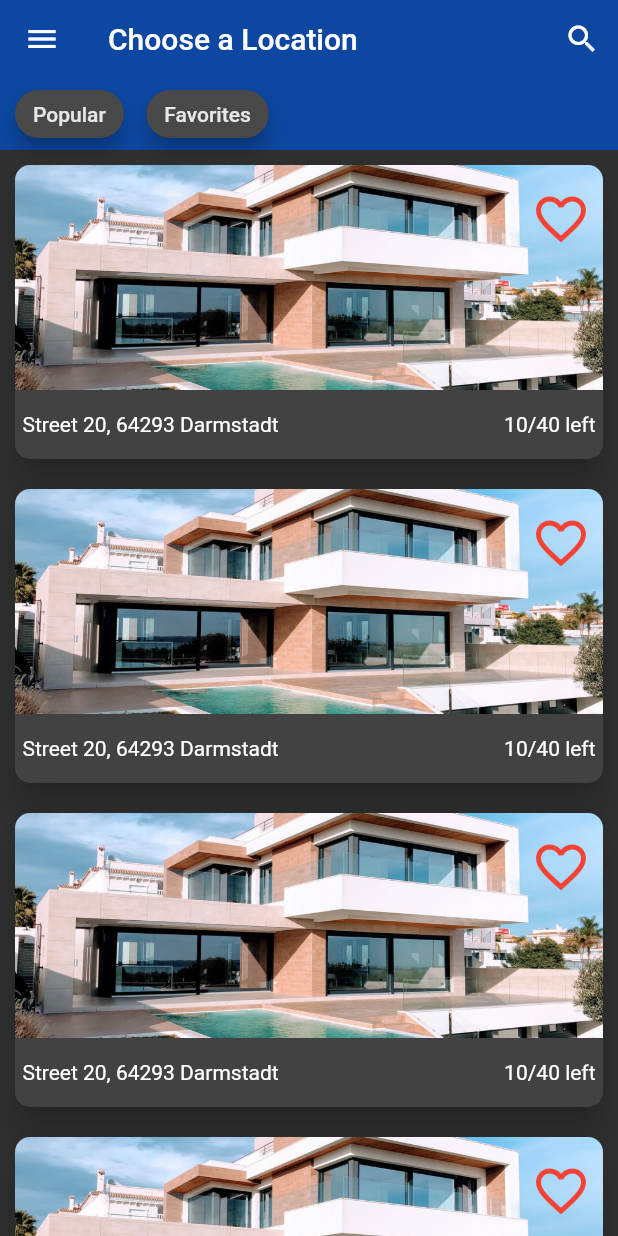
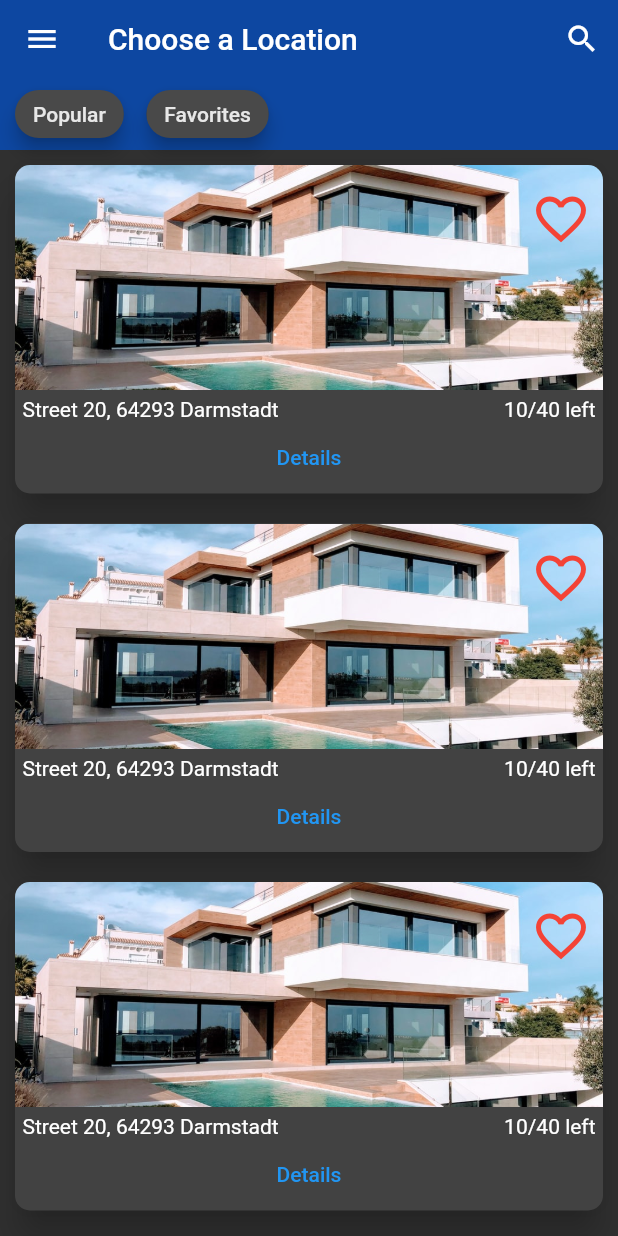
Before and after one commit to noahjoeris/Kowoerka, a Flutter app: the screen it shows after launch, on a phone screen of 412 x 824 dp. Run offline on Flutter 3.47's test engine with Material 2 defaults, Android fonts, the phone set to English and light mode, and no system bars; drawn by our look-alikes of flip_card.

Commit message:
add add details button and sample data to location list item

```diff
--- a/lib/components/location_list_item.dart
+++ b/lib/components/location_list_item.dart
@@ -50,9 +50,7 @@ class FlipCardFront extends StatelessWidget {
       shape: RoundedRectangleBorder(borderRadius: BorderRadius.circular(10)),
       margin: EdgeInsets.all(10),
       child: InkWell(
-        onTap: () {
-          cardKey.currentState?.toggleCard();
-        },
+        onTap: () {},
         child: Column(
           mainAxisSize: MainAxisSize.min,
           crossAxisAlignment: CrossAxisAlignment.start,
@@ -67,12 +65,21 @@ class FlipCardFront extends StatelessWidget {
               ),
             ]),
             Padding(
-              padding: EdgeInsets.fromLTRB(5, 15, 5, 15),
-              child: Row(
-                mainAxisAlignment: MainAxisAlignment.spaceBetween,
+              padding: EdgeInsets.fromLTRB(5, 5, 5, 0),
+              child: Column(
                 children: [
-                  Text("Street $streetNumber, 64293 Darmstadt"),
-                  Text("$leftSpaces/$overallSpaces left")
+                  Row(
+                    mainAxisAlignment: MainAxisAlignment.spaceBetween,
+                    children: [
+                      Text("Street $streetNumber, 64293 Darmstadt"),
+                      Text("$leftSpaces/$overallSpaces left")
+                    ],
+                  ),
+                  TextButton(
+                      onPressed: () {
+                        cardKey.currentState?.toggleCard();
+                      },
+                      child: Text("Details"))
                 ],
               ),
             ),
@@ -149,8 +156,13 @@ class FlipCardBack extends StatelessWidget {
           children: [
             Column(
               children: [
+                Padding(
+                  padding: const EdgeInsets.all(12.0),
+                  child: Text(
+                      "This facility offers a nice working environment in a silent area.\nFeatures: Parking area, Coffee, Nature, Great View\nContact: Noah Joeris, +49123456789"),
+                ),
                 SizedBox(
-                  height: 130,
+                  height: 60,
                 ),
                 Divider(
                   indent: 10,
```
